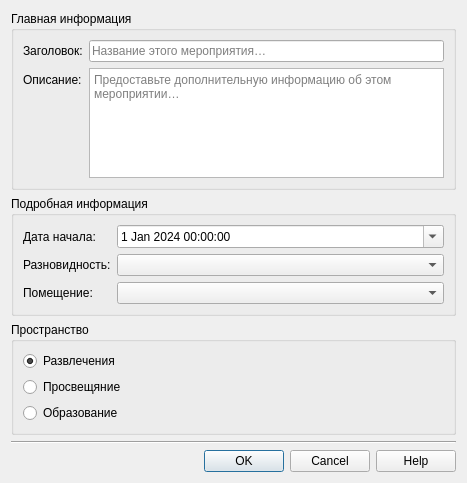
Old version of the form app/ui/dialogs/create_event.ui in the repository NTO-2nd-stage-ABP/ccms.
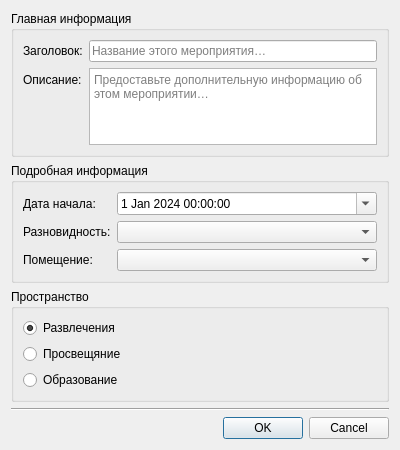
New version of the form.

```diff
--- a/app/ui/dialogs/create_event.ui
+++ b/app/ui/dialogs/create_event.ui
@@ -6,8 +6,8 @@
    <rect>
     <x>0</x>
     <y>0</y>
-    <width>467</width>
-    <height>483</height>
+    <width>400</width>
+    <height>450</height>
    </rect>
   </property>
   <property name="windowTitle">
@@ -170,7 +170,7 @@
       <enum>Qt::Horizontal</enum>
      </property>
      <property name="standardButtons">
-      <set>QDialogButtonBox::Cancel|QDialogButtonBox::Help|QDialogButtonBox::Ok</set>
+      <set>QDialogButtonBox::Cancel|QDialogButtonBox::Ok</set>
      </property>
     </widget>
    </item>
```
Left out of the diff: 2 changed lines with no effect on the pictures.
